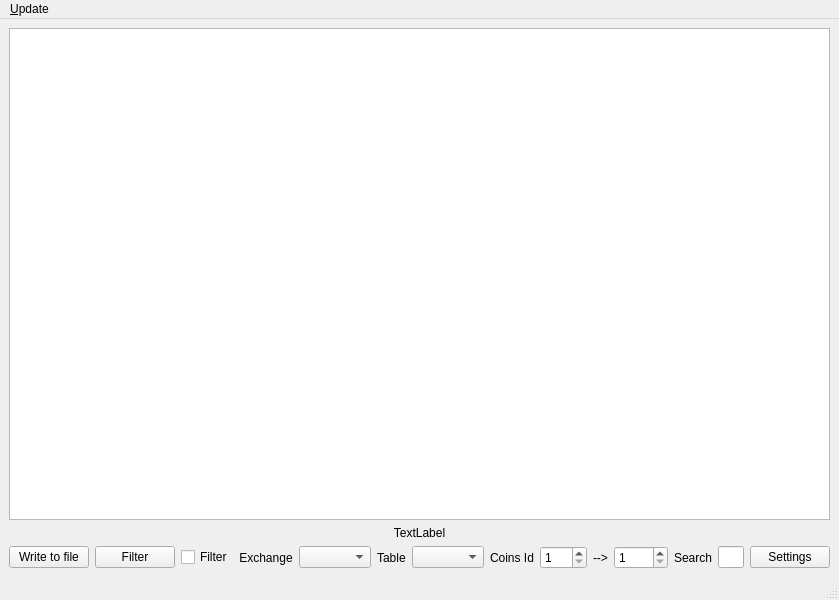
QTinman/CoinBrowser, file mainwindow.ui: the form before one commit.
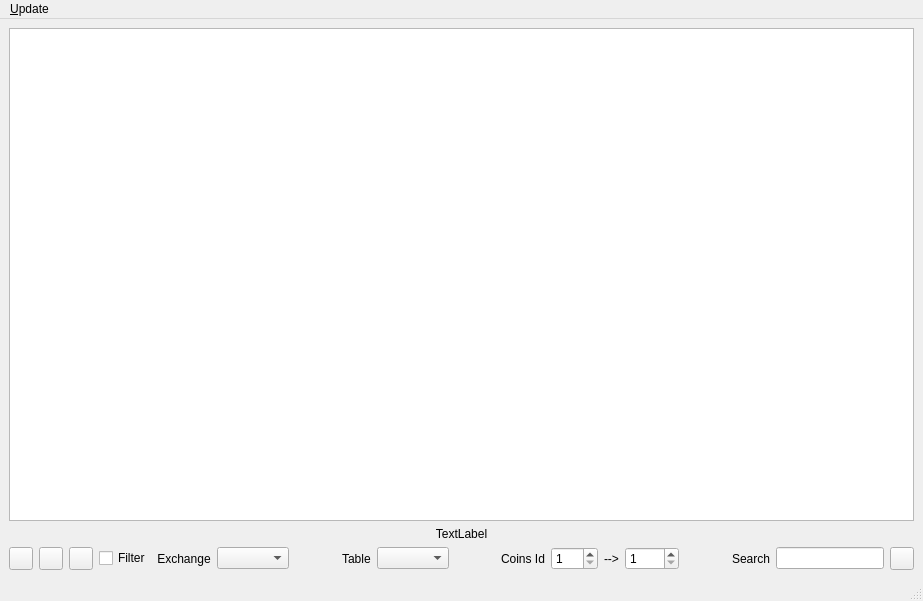
The form after the commit. Icons and pictures are not drawn.

Commit message: All buttons changed, added crypto invest simulator.

```diff
--- a/mainwindow.ui
+++ b/mainwindow.ui
@@ -6,8 +6,8 @@
    <rect>
     <x>0</x>
     <y>0</y>
-    <width>839</width>
-    <height>600</height>
+    <width>923</width>
+    <height>601</height>
    </rect>
   </property>
   <property name="windowTitle">
@@ -37,16 +37,37 @@
       <item>
        <layout class="QHBoxLayout" name="horizontalLayout">
         <item>
-         <widget class="QPushButton" name="pushButton">
+         <widget class="QToolButton" name="fileButton">
+          <property name="toolTip">
+           <string>Write to file..</string>
+          </property>
+          <property name="icon">
+           <iconset resource="resources.qrc">
+            <normaloff>:/new/icon/icons/write_Tofile.png</normaloff>:/new/icon/icons/write_Tofile.png</iconset>
+          </property>
+         </widget>
+        </item>
+        <item>
+         <widget class="QToolButton" name="filterButton">
+          <property name="toolTip">
+           <string>Edit filters</string>
+          </property>
           <property name="text">
-           <string>Write to file</string>
+           <string/>
           </property>
          </widget>
         </item>
         <item>
-         <widget class="QPushButton" name="pushButton_2">
+         <widget class="QToolButton" name="stocksButton">
+          <property name="toolTip">
+           <string>Crypto invest simulator</string>
+          </property>
           <property name="text">
-           <string>Filter</string>
+           <string/>
+          </property>
+          <property name="icon">
+           <iconset resource="resources.qrc">
+            <normaloff>:/new/icon/icons/stocks.png</normaloff>:/new/icon/icons/stocks.png</iconset>
           </property>
          </widget>
         </item>
@@ -167,9 +188,10 @@
          <widget class="QLineEdit" name="search"/>
         </item>
         <item>
-         <widget class="QPushButton" name="pushButton_3">
-          <property name="text">
-           <string>Settings</string>
+         <widget class="QToolButton" name="settingsButton">
+          <property name="icon">
+           <iconset resource="resources.qrc">
+            <normaloff>:/new/icon/icons/settings.png</normaloff>:/new/icon/icons/settings.png</iconset>
           </property>
          </widget>
         </item>
@@ -184,7 +206,7 @@
     <rect>
      <x>0</x>
      <y>0</y>
-     <width>839</width>
+     <width>923</width>
      <height>23</height>
     </rect>
    </property>
```
Left out of the diff: 6 changed lines with no effect on the pictures. The commit also changes 21 other files.
